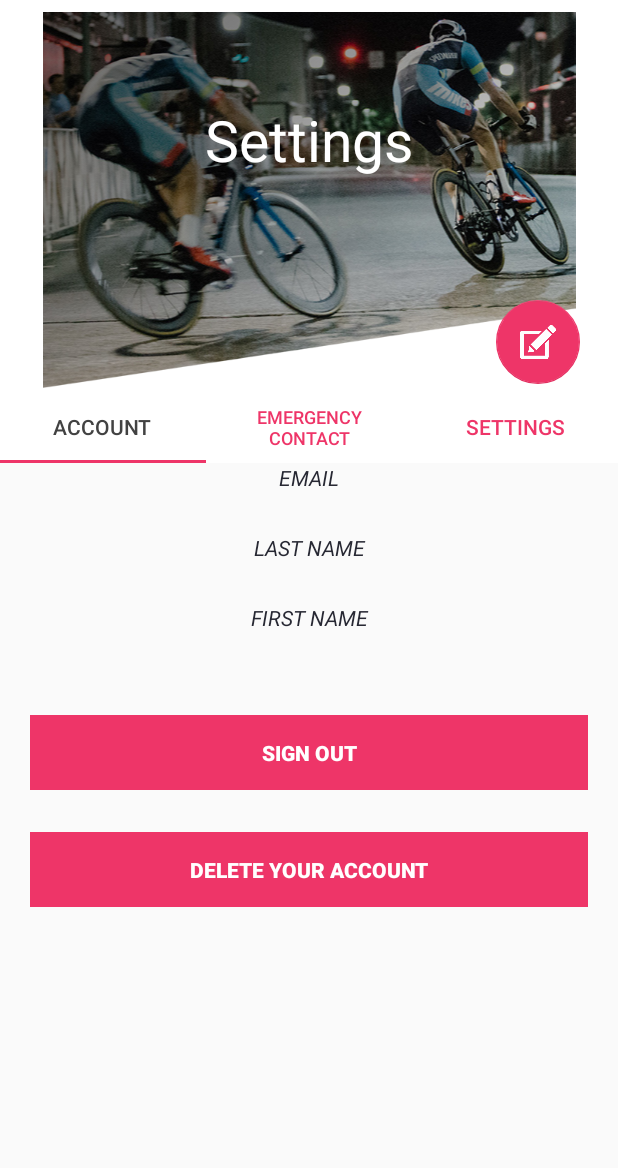
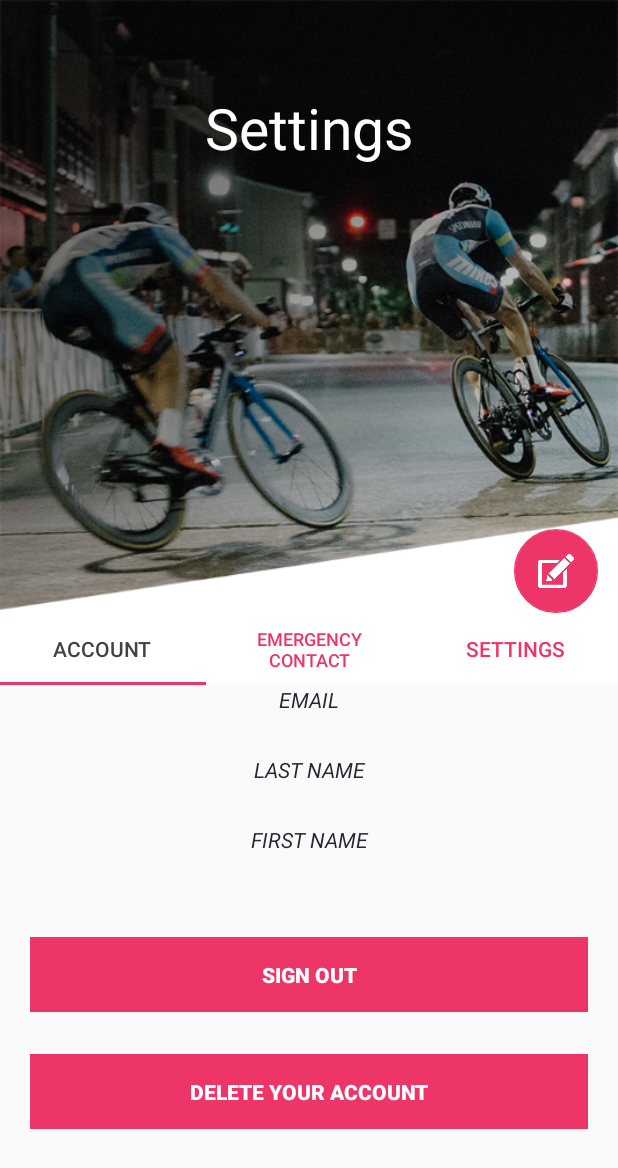
Before and after one commit to BikeTrack/Android, an Android app: the SettingsTab screen opened directly, with no data from a screen before it, on a phone screen of 412 x 824 dp. Shown: the top 1168 px of the screen. Run offline under Robolectric (Android 15) with nearby library versions, the phone set to English and light mode, and no system bars; our stand-ins replace ButterKnife, Dagger/Hilt's generated code; libraries missing offline, so code that uses them is left out: com.facebook, com.facebook.appevents, retrofit2.adapter.rxjava, rx.android.schedulers, rx.schedulers; 3 statements that could not run were skipped.

Commit message:
layout fini

```diff
--- a/app/src/main/res/layout/activity_settings_tab.xml
+++ b/app/src/main/res/layout/activity_settings_tab.xml
@@ -13,17 +13,17 @@
         android:layout_width="match_parent"
         android:layout_height="wrap_content"
         android:background="@color/background"
-        android:paddingTop="@dimen/appbar_padding_top"
         android:theme="@style/AppTheme.AppBarOverlay">
 
         <RelativeLayout
             android:layout_width="match_parent"
-            android:layout_height="wrap_content">
+            android:layout_height="match_parent">
 
             <ImageView
                 android:layout_width="match_parent"
-                android:layout_height="wrap_content"
-                android:layout_marginTop="-100dp"
+                android:layout_height="match_parent"
+                android:adjustViewBounds="true"
+                android:scaleType="centerCrop"
                 android:src="@drawable/settingsheader" />
 
             <TextView
@@ -38,6 +38,17 @@
                 android:textAlignment="center"
                 android:textColor="@color/background"
                 android:textSize="38sp" />
+
+            <android.support.design.widget.FloatingActionButton
+                android:id="@+id/settings_floating_button"
+                android:layout_width="wrap_content"
+                android:layout_height="wrap_content"
+                android:layout_alignParentBottom="true"
+                android:layout_alignParentEnd="true"
+                android:layout_alignParentRight="true"
+                android:layout_marginEnd="13dp"
+                android:layout_marginRight="13dp"
+                app:srcCompat="@drawable/edit_icon" />
 
         </RelativeLayout>
 
@@ -76,15 +87,5 @@
         android:layout_height="match_parent"
         app:layout_behavior="@string/appbar_scrolling_view_behavior" />
 
-    <android.support.design.widget.FloatingActionButton
-        android:id="@+id/settings_floating_button"
-        android:layout_width="wrap_content"
-        android:layout_height="wrap_content"
-        android:layout_marginEnd="25dp"
-        android:layout_marginRight="25dp"
-        android:layout_marginTop="200dp"
-        app:layout_anchor="@+id/appbar"
-        app:layout_anchorGravity="right|center"
-        app:srcCompat="@drawable/edit_icon" />
 
 </android.support.design.widget.CoordinatorLayout>
```
